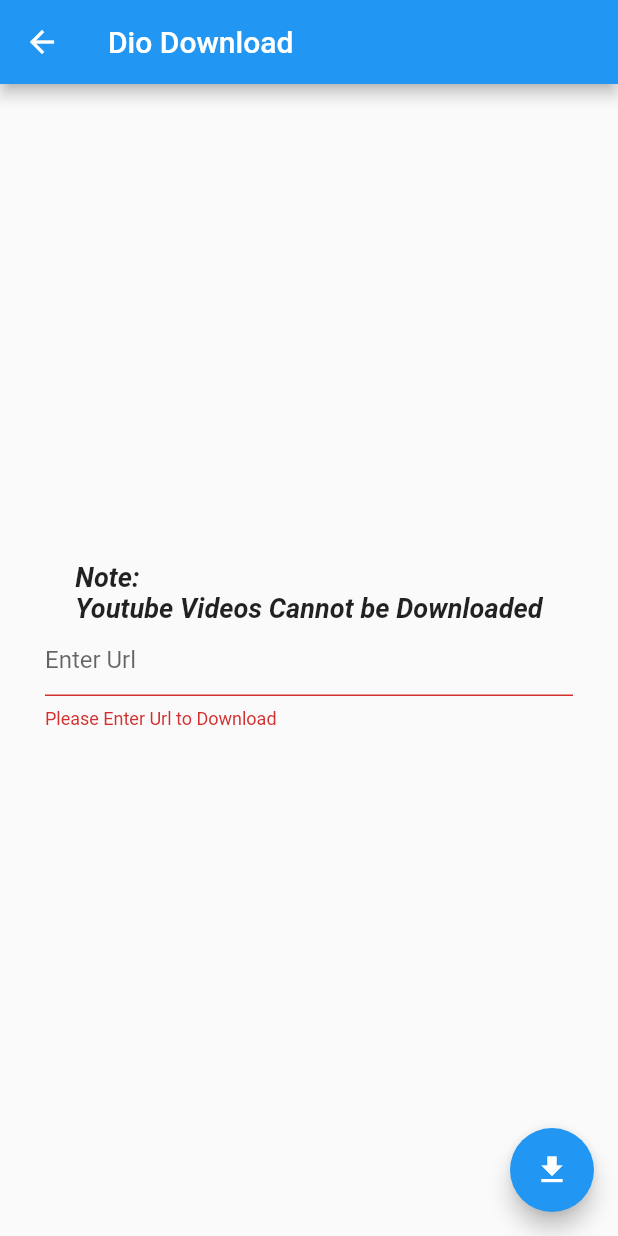
After one commit to sthakrishnakumar/flutter_downloader, a Flutter app: the DioDownloadPage screen opened directly, after a tap on the "download" icon, on a phone screen of 412 x 824 dp. The commit adds this screen. Run offline on Flutter 3.47's test engine with Material 2 defaults, Android fonts, the phone set to English and light mode, and no system bars; our stand-ins replace dio, permission_handler; missing offline and left inert: flutter_downloader.

Commit message:
download

```diff
--- /dev/null
+++ b/lib/core/commons.dart
@@ -0,0 +1,20 @@
+import 'package:flutter/material.dart';
+
+class NavigationService {
+  static GlobalKey<NavigatorState> materialKey = GlobalKey<NavigatorState>();
+}
+
+snackbar({required String title, Color color = Colors.black}) {
+  ScaffoldMessenger.of(NavigationService.materialKey.currentContext!)
+      .clearSnackBars();
+  ScaffoldMessenger.of(NavigationService.materialKey.currentContext!)
+      .showSnackBar(
+    SnackBar(
+      content: Text(title),
+      duration: const Duration(milliseconds: 600),
+      backgroundColor: color,
+    ),
+  );
+}
+
+final globalContext = NavigationService.materialKey.currentContext!;
--- /dev/null
+++ b/lib/features/dio download/dio_download_page.dart
@@ -0,0 +1,117 @@
+import 'package:downloader_app/core/commons.dart';
+import 'package:downloader_app/features/dio%20download/download_dialog.dart';
+import 'package:flutter/material.dart';
+import 'package:permission_handler/permission_handler.dart';
+
+class DioDownloadPage extends StatefulWidget {
+  const DioDownloadPage({super.key});
+
+  @override
+  State<DioDownloadPage> createState() => _DioDownloadPageState();
+}
+
+class _DioDownloadPageState extends State<DioDownloadPage> {
+  askPermission() async {
+    final isGranted = await Permission.storage.isGranted;
+    final deniedPermanently =
+        await Permission.storage.request().isPermanentlyDenied;
+
+    if (!isGranted) {
+      if (deniedPermanently) {
+        snackbar(title: 'Permission Denied Permanently');
+        showDialog<String>(
+          context: globalContext,
+          builder: (BuildContext context) => AlertDialog(
+            title: const Text('Allow app to access your storage?'),
+            content: const Text(
+                'You need to allow storage access from the app setting.'),
+            actions: <Widget>[
+              // if user deny again, we do nothing
+              TextButton(
+                onPressed: () => Navigator.pop(context),
+                child: const Text('Don\'t allow'),
+              ),
+
+              // if user is agree, you can redirect him to the app parameters :)
+              TextButton(
+                onPressed: () {
+                  openAppSettings();
+                  Navigator.pop(context);
+                },
+                child: const Text('Allow'),
+              ),
+            ],
+          ),
+        );
+        return;
+      } else {
+        snackbar(title: 'Permission Denied');
+      }
+    } else {
+      if (formkey.currentState!.validate()) {
+        showDialog(
+          context: context,
+          builder: (context) => DownloadDialog(url: urlController.text),
+        );
+      }
+    }
+  }
+
+  late TextEditingController urlController;
+
+  final GlobalKey<FormState> formkey = GlobalKey();
+  @override
+  void initState() {
+    urlController = TextEditingController();
+    super.initState();
+  }
+
+  @override
+  Widget build(BuildContext context) {
+    return Scaffold(
+      appBar: AppBar(
+        title: const Text('Dio Download'),
+      ),
+      floatingActionButton: FloatingActionButton(
+        onPressed: () async {
+          await askPermission();
+        },
+        child: const Icon(Icons.download),
+      ),
+      body: Center(
+        child: Form(
+          key: formkey,
+          child: Padding(
+            padding: const EdgeInsets.symmetric(horizontal: 30),
+            child: Column(
+              mainAxisAlignment: MainAxisAlignment.center,
+              crossAxisAlignment: CrossAxisAlignment.center,
+              children: [
+                const Text(
+                  'Note:\nYoutube Videos Cannot be Downloaded',
+                  style: TextStyle(
+                    fontSize: 18,
+                    fontWeight: FontWeight.bold,
+                    fontStyle: FontStyle.italic,
+                  ),
+                ),
+                TextFormField(
+                  controller: urlController,
+                  decoration: const InputDecoration(hintText: 'Enter Url'),
+                  validator: (value) {
+                    return value!.isEmpty
+                        ? "Please Enter Url to Download"
+                        : null;
+                  },
+                ),
+                const SizedBox(
+                  height: 20,
+                ),
+              ],
+            ),
+          ),
+        ),
+      ),
+    );
+  }
+}
--- a/pubspec.yaml
+++ b/pubspec.yaml
@@ -42,6 +42,7 @@ dependencies:
   path_provider: ^2.0.11
   path_provider_android: ^2.0.22
   fimber: ^0.6.6
+  dio: ^4.0.6
 
 dev_dependencies:
   flutter_test:
```
Also changed, not shown: lib/features/dio download/download_dialog.dart (added, +71 -0 lines), lib/features/downloader/presentation/views/download_page.dart (+26 -19 lines), lib/features/downloader/presentation/views/download_services.dart (+49 -11 lines), lib/features/save file/file_data.dart (added, +93 -0 lines), lib/main.dart (+5 -2 lines), pubspec.lock, 1 other file.
